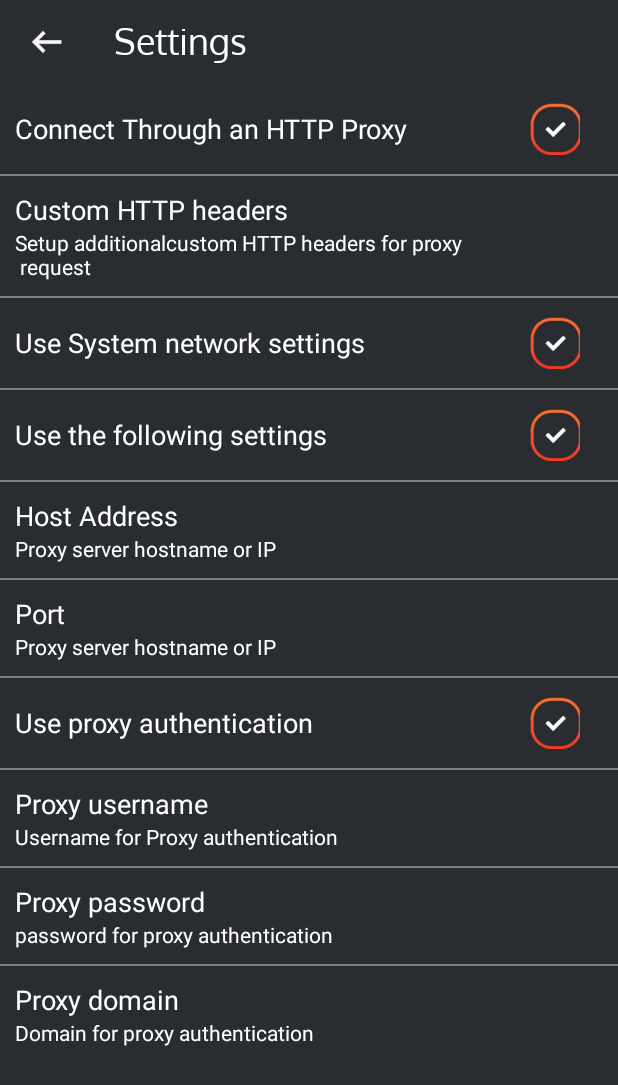
After one commit to Asghar-ali-code/DingVpnn, an Android app: the Settings screen opened directly, with no data from a screen before it, on a phone screen of 412 x 824 dp. The commit adds this screen. Shown: the top 1085 px of the screen. Run offline under Robolectric (Android 15) with nearby library versions, the phone set to English and light mode, and no system bars.

Commit message:
my first commit

```diff
--- a/app/src/main/AndroidManifest.xml
+++ b/app/src/main/AndroidManifest.xml
@@ -9,7 +9,8 @@
         android:roundIcon="@mipmap/ic_launcher_round"
         android:supportsRtl="true"
         android:theme="@style/Theme.Design.Light.NoActionBar">
-        <activity android:name=".Activities.MainActivity"></activity>
+        <activity android:name=".Activities.Settings"></activity>
+        <activity android:name=".Activities.MainActivity" />
         <activity
             android:name=".Activities.HomeActivity"
             android:exported="true" />
--- a/app/src/main/java/com/funtash/dingVpnn/Activities/Server.java
+++ b/app/src/main/java/com/funtash/dingVpnn/Activities/Server.java
@@ -29,9 +29,9 @@ public class Server extends AppCompatActivity {
         layoutManager=new LinearLayoutManager(this);
         binding.serverRecycler.setLayoutManager(layoutManager);
        model=new ServerModel();
-       list.add(new ServerModel("","Uganda","6%"));
-       list.add(new ServerModel("","pakistan","7%"));
        adapter=new ServerAdapter(this,list);
+       list.add(new ServerModel("Pakistan","","","",""));
+       list.add(new ServerModel("India","","","",""));
        binding.serverRecycler.setAdapter(adapter);
        adapter.notifyDataSetChanged();
 
--- /dev/null
+++ b/app/src/main/java/com/funtash/dingVpnn/Activities/Settings.java
@@ -0,0 +1,16 @@
+package com.funtash.dingVpnn.Activities;
+
+import androidx.appcompat.app.AppCompatActivity;
+
+import android.os.Bundle;
+
+import com.funtash.dingVpnn.R;
+
+public class Settings extends AppCompatActivity {
+
+    @Override
+    protected void onCreate(Bundle savedInstanceState) {
+        super.onCreate(savedInstanceState);
+        setContentView(R.layout.activity_settings);
+    }
+}
--- a/app/src/main/res/layout/activity_server.xml
+++ b/app/src/main/res/layout/activity_server.xml
@@ -3,7 +3,7 @@
     xmlns:app="http://schemas.android.com/apk/res-auto"
     xmlns:tools="http://schemas.android.com/tools"
     android:layout_width="match_parent"
-    android:background="@color/serverbackground"
+    android:background="@color/mainColor"
     android:layout_height="match_parent"
     tools:context=".Activities.Server">
     <androidx.appcompat.widget.Toolbar
--- /dev/null
+++ b/app/src/main/res/layout/activity_settings.xml
@@ -0,0 +1,314 @@
+<?xml version="1.0" encoding="utf-8"?>
+<androidx.constraintlayout.widget.ConstraintLayout xmlns:android="http://schemas.android.com/apk/res/android"
+    xmlns:app="http://schemas.android.com/apk/res-auto"
+    xmlns:tools="http://schemas.android.com/tools"
+    android:layout_width="match_parent"
+    android:background="@color/mainColor"
+    android:layout_height="match_parent"
+    tools:context=".Activities.Settings">
+    <Toolbar
+        android:layout_width="match_parent"
+        android:layout_height="wrap_content"
+        android:id="@+id/toolbar"
+        app:layout_constraintTop_toTopOf="parent">
+        <LinearLayout
+            android:layout_width="match_parent"
+            android:layout_height="wrap_content"
+            android:orientation="horizontal">
+
+            <ImageView
+                android:layout_width="30dp"
+                android:layout_height="30dp"
+                android:layout_gravity="center"
+                android:src="@drawable/back_icon"
+                android:id="@+id/back" />
+
+            <TextView
+                android:layout_width="wrap_content"
+                android:layout_height="wrap_content"
+                android:textColor="@color/white"
+                android:text="Settings"
+                android:layout_gravity="center"
+                android:layout_marginStart="30dp"
+                android:textSize="24sp"
+                android:fontFamily="@font/oxygen_regular" />
+
+        </LinearLayout>
+
+    </Toolbar>
+<ScrollView
+    android:layout_width="match_parent"
+    android:layout_height="0dp"
+    app:layout_constraintTop_toBottomOf="@id/toolbar">
+    <LinearLayout
+        android:layout_width="match_parent"
+        android:layout_height="0dp"
+        android:orientation="vertical"
+        android:layout_marginBottom="30dp"
+        app:layout_constraintBottom_toBottomOf="parent"
+        app:layout_constraintTop_toBottomOf="@id/toolbar"
+        app:layout_constraintVertical_bias="0.0"
+        tools:layout_editor_absoluteX="0dp">
+
+        <RelativeLayout
+            android:layout_width="match_parent"
+            android:layout_height="wrap_content"
+            android:layout_marginTop="10dp">
+
+            <TextView
+                android:layout_width="wrap_content"
+                android:layout_height="wrap_content"
+                android:layout_centerVertical="true"
+                android:layout_marginStart="10dp"
+                android:text="Connect Through an HTTP Proxy"
+                android:textColor="@color/white"
+                android:textSize="18sp" />
+
+            <CheckBox
+                android:id="@+id/httpcheck"
+                android:layout_width="40dp"
+                android:layout_height="40dp"
+                android:layout_alignParentEnd="true"
+                android:layout_marginEnd="20dp"
+                android:button="@drawable/server_sample_checked" />
+        </RelativeLayout>
+
+        <View
+            android:layout_width="match_parent"
+            android:layout_height="1dp"
+            android:layout_marginTop="10dp"
+            android:background="@color/serverbackground" />
+
+        <TextView
+            android:layout_width="wrap_content"
+            android:layout_height="wrap_content"
+            android:layout_centerVertical="true"
+            android:layout_marginStart="10dp"
+            android:layout_marginTop="10dp"
+            android:text="Custom HTTP headers"
+            android:textColor="@color/white"
+            android:textSize="18sp" />
+
+        <TextView
+            android:layout_width="wrap_content"
+            android:layout_height="wrap_content"
+            android:layout_centerVertical="true"
+            android:layout_marginStart="10dp"
+            android:text="Setup additionalcustom HTTP headers for proxy\n request"
+            android:textColor="@color/white"
+            android:textSize="14sp" />
+
+        <View
+            android:layout_width="match_parent"
+            android:layout_height="1dp"
+            android:layout_marginTop="10dp"
+            android:background="@color/serverbackground" />
+
+        <RelativeLayout
+            android:layout_width="match_parent"
+            android:layout_height="wrap_content"
+            android:layout_marginTop="10dp">
+
+            <TextView
+                android:layout_width="wrap_content"
+                android:layout_height="wrap_content"
+                android:layout_centerVertical="true"
+                android:layout_marginStart="10dp"
+                android:text="Use System network settings"
+                android:textColor="@color/white"
+                android:textSize="18sp" />
+
+            <CheckBox
+                android:id="@+id/systemcheck"
+                android:layout_width="40dp"
+                android:layout_height="40dp"
+                android:layout_alignParentEnd="true"
+                android:layout_marginEnd="20dp"
+                android:button="@drawable/server_sample_checked" />
+        </RelativeLayout>
+
+        <View
+            android:layout_width="match_parent"
+            android:layout_height="1dp"
+            android:layout_marginTop="10dp"
+            android:background="@color/serverbackground" />
+
+        <RelativeLayout
+            android:layout_width="match_parent"
+            android:layout_height="wrap_content"
+            android:layout_marginTop="10dp">
+
+            <TextView
+                android:layout_width="wrap_content"
+                android:layout_height="wrap_content"
+                android:layout_centerVertical="true"
+                android:layout_marginStart="10dp"
+                android:text="Use the following settings"
+                android:textColor="@color/white"
+                android:textSize="18sp" />
+
+            <CheckBox
+                android:id="@+id/followingcheck"
+                android:layout_width="40dp"
+                android:layout_height="40dp"
+                android:layout_alignParentEnd="true"
+                android:layout_marginEnd="20dp"
+                android:button="@drawable/server_sample_checked" />
+        </RelativeLayout>
+
+        <View
+            android:layout_width="match_parent"
+            android:layout_height="1dp"
+            android:layout_marginTop="10dp"
+            android:background="@color/serverbackground" />
+
+        <TextView
+            android:layout_width="wrap_content"
+            android:layout_height="wrap_content"
+            android:layout_centerVertical="true"
+            android:layout_marginStart="10dp"
+            android:layout_marginTop="10dp"
+            android:text="Host Address"
+            android:textColor="@color/white"
+            android:textSize="18sp" />
+
+        <TextView
+            android:layout_width="wrap_content"
+            android:layout_height="wrap_content"
+            android:layout_centerVertical="true"
+            android:layout_marginStart="10dp"
+            android:text="Proxy server hostname or IP"
+            android:textColor="@color/white"
+            android:textSize="14sp" />
+
+        <View
+            android:layout_width="match_parent"
+            android:layout_height="1dp"
+            android:layout_marginTop="10dp"
+            android:background="@color/serverbackground" />
+
+        <TextView
+            android:layout_width="wrap_content"
+            android:layout_height="wrap_content"
+            android:layout_centerVertical="true"
+            android:layout_marginStart="10dp"
+            android:layout_marginTop="10dp"
+            android:text="Port"
+            android:textColor="@color/white"
+            android:textSize="18sp" />
+
+        <TextView
+            android:layout_width="wrap_content"
+            android:layout_height="wrap_content"
+            android:layout_centerVertical="true"
+            android:layout_marginStart="10dp"
+            android:text="Proxy server hostname or IP"
+            android:textColor="@color/white"
+            android:textSize="14sp" />
+
+        <View
+            android:layout_width="match_parent"
+            android:layout_height="1dp"
+            android:layout_marginTop="10dp"
+            android:background="@color/serverbackground" />
+        <RelativeLayout
+            android:layout_width="match_parent"
+            android:layout_marginTop="10dp"
+            android:layout_height="wrap_content">
+
+            <TextView
+                android:layout_width="wrap_content"
+                android:layout_height="wrap_content"
+                android:layout_centerVertical="true"
+                android:text="Use proxy authentication"
+                android:textColor="@color/white"
+                android:textSize="18sp"
+                android:layout_marginStart="10dp" />
+
+            <CheckBox
+                android:layout_width="40dp"
+                android:layout_height="40dp"
+                android:layout_alignParentEnd="true"
+                android:layout_marginEnd="20dp"
+                android:id="@+id/proxycheck"
+                android:button="@drawable/server_sample_checked" />
+        </RelativeLayout>
+        <View
+            android:layout_width="match_parent"
+            android:layout_height="1dp"
+            android:layout_marginTop="10dp"
+            android:background="@color/serverbackground" />
+
+        <TextView
+            android:layout_width="wrap_content"
+            android:layout_height="wrap_content"
+            android:layout_centerVertical="true"
+            android:layout_marginStart="10dp"
+            android:layout_marginTop="10dp"
+            android:text="Proxy username"
+            android:textColor="@color/white"
+            android:textSize="18sp" />
+
+        <TextView
+            android:layout_width="wrap_content"
+            android:layout_height="wrap_content"
+            android:layout_centerVertical="true"
+            android:layout_marginStart="10dp"
+            android:text="Username for Proxy authentication"
+            android:textColor="@color/white"
+            android:textSize="14sp" />
+
+        <View
+            android:layout_width="match_parent"
+            android:layout_height="1dp"
+            android:layout_marginTop="10dp"
+            android:background="@color/serverbackground" />
+
+        <TextView
+            android:layout_width="wrap_content"
+            android:layout_height="wrap_content"
+            android:layout_centerVertical="true"
+            android:layout_marginStart="10dp"
+            android:layout_marginTop="10dp"
+            android:text="Proxy password"
+            android:textColor="@color/white"
+            android:textSize="18sp" />
+
+        <TextView
+            android:layout_width="wrap_content"
+            android:layout_height="wrap_content"
+            android:layout_centerVertical="true"
+            android:layout_marginStart="10dp"
+            android:text="password for proxy authentication"
+            android:textColor="@color/white"
+            android:textSize="14sp" />
+
+        <View
+            android:layout_width="match_parent"
+            android:layout_height="1dp"
+            android:layout_marginTop="10dp"
+            android:background="@color/serverbackground" />
+
+        <TextView
+            android:layout_width="wrap_content"
+            android:layout_height="wrap_content"
+            android:layout_centerVertical="true"
+            android:layout_marginStart="10dp"
+            android:layout_marginTop="10dp"
+            android:text="Proxy domain"
+            android:textColor="@color/white"
+            android:textSize="18sp" />
+
+        <TextView
+            android:layout_width="wrap_content"
+            android:layout_height="wrap_content"
+            android:layout_centerVertical="true"
+            android:layout_marginStart="10dp"
+            android:text="Domain for proxy authentication"
+            android:textColor="@color/white"
+            android:textSize="14sp" />
+
+    </LinearLayout>
+</ScrollView>
+
+</androidx.constraintlayout.widget.ConstraintLayout>
```
Also changed, not shown: app/src/main/java/com/funtash/dingVpnn/Activities/Adapters/ServerAdapter.java (+11 -5 lines), app/src/main/java/com/funtash/dingVpnn/Activities/Models/ServerModel.java (+44 -20 lines), app/src/main/res/drawable/close.xml (added, +10 -0 lines), app/src/main/res/layout/domain_dialog.xml (added, +60 -0 lines), app/src/main/res/layout/rate_dialog.xml (added, +83 -0 lines), app/src/main/res/layout/servers_sample.xml (+0 -12 lines), app/src/main/res/drawable-hdpi/hand.png (added), app/src/main/res/drawable-mdpi/hand.png (added), app/src/main/res/drawable-xhdpi/hand.png (added), app/src/main/res/drawable-xxhdpi/hand.png (added), app/src/main/res/drawable-xxxhdpi/hand.png (added).
